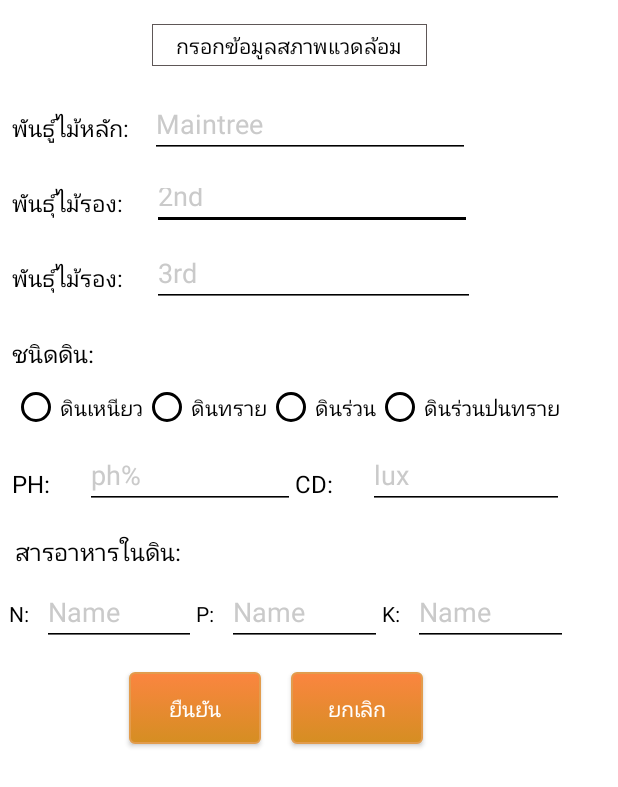
After one commit to cwm003/InCube, an Android app: the Programinput screen opened directly, with no data from a screen before it, on a phone screen of 412 x 824 dp. The commit adds this screen. Shown: the top 787 px of the screen. Run offline under Robolectric (Android 15) with nearby library versions, the phone set to English and light mode, and no system bars.

Commit message:
new input form

```diff
--- a/app/src/main/AndroidManifest.xml
+++ b/app/src/main/AndroidManifest.xml
@@ -39,6 +39,7 @@
             </intent-filter>
         </activity>
         <activity android:name=".MapsActivity" />
+        <activity android:name=".Programinput"></activity>
     </application>
 
 </manifest>
--- a/app/src/main/java/com/cwm/incube/MapsActivity.java
+++ b/app/src/main/java/com/cwm/incube/MapsActivity.java
@@ -1,5 +1,6 @@
 package com.cwm.incube;
 
+import android.content.Intent;
 import android.graphics.Color;
 import android.os.Bundle;
 import android.Manifest;
@@ -12,6 +13,9 @@ import android.support.v4.app.ActivityCompat;
 import android.support.v4.app.FragmentActivity;
 import android.support.v4.content.ContextCompat;
 import android.util.Log;
+import android.view.View;
+import android.widget.Button;
+
 import com.google.android.gms.maps.GoogleMap;
 import com.google.android.gms.maps.model.LatLng;
 import com.google.android.gms.maps.OnMapReadyCallback;
@@ -47,6 +51,14 @@ public class MapsActivity extends FragmentActivity implements OnMapReadyCallback
         setContentView(R.layout.activity_maps);
         SupportMapFragment mapFragment = (SupportMapFragment) getSupportFragmentManager().findFragmentById(map);
         mapFragment.getMapAsync(this);
+        Button _toinputprogram =(Button)findViewById(R.id.button4) ;
+        _toinputprogram.setOnClickListener(new View.OnClickListener() {
+            @Override
+            public void onClick(View view) {
+                Intent x =new Intent(getApplicationContext(),Programinput.class) ;
+                startActivity(x);
+            }
+        });
     }
 
     @Override
--- /dev/null
+++ b/app/src/main/java/com/cwm/incube/Programinput.java
@@ -0,0 +1,13 @@
+package com.cwm.incube;
+
+import android.support.v7.app.AppCompatActivity;
+import android.os.Bundle;
+
+public class Programinput extends AppCompatActivity {
+
+    @Override
+    protected void onCreate(Bundle savedInstanceState) {
+        super.onCreate(savedInstanceState);
+        setContentView(R.layout.activity_programinput);
+    }
+}
--- a/app/src/main/res/layout/activity_maps.xml
+++ b/app/src/main/res/layout/activity_maps.xml
@@ -1,8 +1,37 @@
-<fragment xmlns:android="http://schemas.android.com/apk/res/android"
-    xmlns:map="http://schemas.android.com/apk/res-auto"
+<?xml version="1.0" encoding="utf-8"?>
+<android.support.constraint.ConstraintLayout xmlns:android="http://schemas.android.com/apk/res/android"
+    xmlns:app="http://schemas.android.com/apk/res-auto"
     xmlns:tools="http://schemas.android.com/tools"
-    android:id="@+id/map"
-    android:name="com.google.android.gms.maps.SupportMapFragment"
     android:layout_width="match_parent"
     android:layout_height="match_parent"
-    tools:context="com.cwm.incube.MapsActivity" />
+    android:background="#FFFFFF"
+    tools:context="com.cwm.incube.MapsActivity">
+
+    <fragment
+        android:id="@+id/map"
+        android:name="com.google.android.gms.maps.SupportMapFragment"
+        android:layout_width="355dp"
+        android:layout_height="459dp"
+        android:layout_weight="1"
+        tools:context=".MapsActivity"
+        app:layout_constraintTop_toTopOf="parent"
+        android:layout_marginTop="26dp"
+        android:layout_marginLeft="8dp"
+        app:layout_constraintLeft_toLeftOf="parent"
+        android:layout_marginRight="8dp"
+        app:layout_constraintRight_toRightOf="parent"
+        app:layout_constraintHorizontal_bias="0.538" />
+
+    <Button
+        android:id="@+id/button4"
+        android:layout_width="wrap_content"
+        android:layout_height="wrap_content"
+        android:text="เสร็จสิ้น"
+        android:layout_marginRight="2dp"
+        android:background="@drawable/borderbutton"
+        app:layout_constraintRight_toRightOf="@+id/map"
+        android:layout_marginTop="18dp"
+        app:layout_constraintTop_toBottomOf="@+id/map" />
+
+
+</android.support.constraint.ConstraintLayout>
--- /dev/null
+++ b/app/src/main/res/layout/activity_programinput.xml
@@ -0,0 +1,335 @@
+<?xml version="1.0" encoding="utf-8"?>
+<android.support.constraint.ConstraintLayout xmlns:android="http://schemas.android.com/apk/res/android"
+    xmlns:app="http://schemas.android.com/apk/res-auto"
+    xmlns:tools="http://schemas.android.com/tools"
+    android:layout_width="match_parent"
+    android:layout_height="match_parent"
+    android:background="#FFFFFF"
+    tools:context="com.cwm.incube.MapsActivity">
+
+    <TextView
+        android:id="@+id/textView3"
+        android:layout_width="80dp"
+        android:layout_height="40dp"
+        android:gravity="center_vertical"
+        android:text="พันธ์ุไม้รอง:"
+        android:textColor="#000000"
+        android:textSize="15dp"
+        app:layout_constraintHorizontal_weight="1"
+        android:layout_marginTop="10dp"
+        app:layout_constraintTop_toBottomOf="@+id/textView10"
+        android:layout_marginLeft="0dp"
+        app:layout_constraintLeft_toLeftOf="@+id/textView10" />
+
+    <TextView
+        android:id="@+id/textView10"
+        android:layout_width="80dp"
+        android:layout_height="40dp"
+        android:layout_marginTop="10dp"
+        android:gravity="center_vertical"
+        android:text="พันธ์ุไม้รอง:"
+        android:textColor="#000000"
+        android:textSize="15dp"
+        app:layout_constraintHorizontal_weight="1"
+        app:layout_constraintLeft_toLeftOf="@+id/textView2"
+        app:layout_constraintTop_toBottomOf="@+id/textView2" />
+
+    <EditText
+        android:id="@+id/editText8"
+        android:layout_width="213dp"
+        android:layout_height="38dp"
+        android:layout_marginTop="10dp"
+        android:backgroundTint="#000000"
+        android:ems="10"
+        android:inputType="textPersonName"
+        android:hint="2nd"
+        android:textColor="#000000"
+        android:textColorHint="#cacaca"
+        app:layout_constraintLeft_toLeftOf="@+id/editText3"
+        app:layout_constraintTop_toBottomOf="@+id/editText3"
+        android:layout_marginLeft="1dp" />
+
+    <TextView
+        android:id="@+id/textView"
+        android:layout_width="183dp"
+        android:layout_height="28dp"
+        android:text="กรอกข้อมูลสภาพแวดล้อม"
+        android:textColor="#000000"
+        android:gravity="center"
+        android:background="@drawable/bordercolorblack"
+        app:layout_constraintTop_toTopOf="parent"
+        android:layout_marginTop="16dp"
+        android:layout_marginLeft="101dp"
+        app:layout_constraintLeft_toLeftOf="parent"
+        tools:ignore="HardcodedText"
+        android:layout_marginStart="101dp" />
+
+    <TextView
+        android:id="@+id/textView2"
+        android:layout_width="80dp"
+        android:layout_height="40dp"
+        android:layout_marginLeft="8dp"
+        android:layout_marginTop="21dp"
+        android:gravity="center_vertical"
+        android:text="พันธ์ูไม้หลัก:"
+        android:textColor="#000000"
+        android:textSize="15dp"
+        app:layout_constraintHorizontal_weight="1"
+        app:layout_constraintLeft_toLeftOf="parent"
+        app:layout_constraintTop_toBottomOf="@+id/textView"
+        android:layout_marginStart="8dp" />
+
+    <EditText
+        android:id="@+id/editText2"
+        android:layout_width="215dp"
+        android:layout_height="41dp"
+        android:layout_marginLeft="0dp"
+        android:layout_marginTop="10dp"
+        android:backgroundTint="#000000"
+        android:inputType="textPersonName"
+        android:textColor="#000000"
+        android:hint="3rd"
+        android:textColorHint="#cacaca"
+        app:layout_constraintLeft_toLeftOf="@+id/editText8"
+        app:layout_constraintTop_toBottomOf="@+id/editText8" />
+
+    <EditText
+        android:id="@+id/editText3"
+        android:layout_width="213dp"
+        android:layout_height="40dp"
+        android:hint="Maintree"
+        android:textColorHint="#cacaca"
+        android:textColor="#000000"
+        android:layout_marginTop="21dp"
+        app:layout_constraintTop_toBottomOf="@+id/textView"
+        app:layout_constraintLeft_toRightOf="@+id/textView2"
+        android:layout_marginLeft="12dp"
+        android:layout_marginRight="8dp"
+        android:backgroundTint="#000000"
+        app:layout_constraintRight_toRightOf="parent"
+        app:layout_constraintHorizontal_bias="0.0"
+        android:layout_marginStart="12dp"
+        android:layout_marginEnd="8dp" />
+
+    <TextView
+        android:id="@+id/textView4"
+        android:layout_width="80dp"
+        android:layout_height="40dp"
+        android:gravity="center_vertical"
+        android:text="ชนิดดิน:"
+        android:textColor="#000000"
+        android:textSize="16sp"
+        android:layout_marginTop="10dp"
+        app:layout_constraintTop_toBottomOf="@+id/textView3"
+        android:layout_marginLeft="0dp"
+        app:layout_constraintLeft_toLeftOf="@+id/textView3" />
+
+    <RadioGroup
+        android:id="@+id/radioGroup1"
+        android:layout_width="wrap_content"
+        android:layout_height="wrap_content"
+
+        android:orientation="horizontal"
+        app:layout_constraintLeft_toLeftOf="@+id/textView4"
+        app:layout_constraintTop_toBottomOf="@+id/textView4">
+
+        <RadioButton
+            android:id="@+id/radio1"
+            android:layout_width="wrap_content"
+            android:layout_height="wrap_content"
+            android:layout_weight="1"
+            android:checked="false"
+            android:buttonTint="#000000"
+            android:textColor="#000000"
+            android:text="ดินเหนียว" />
+
+        <RadioButton
+            android:id="@+id/radio2"
+            android:layout_width="wrap_content"
+            android:layout_height="wrap_content"
+            android:layout_weight="1"
+            android:checked="false"
+            android:buttonTint="#000000"
+            android:textColor="#000000"
+            android:text="ดินทราย" />
+
+        <RadioButton
+            android:id="@+id/radio3"
+            android:layout_width="wrap_content"
+            android:layout_height="wrap_content"
+            android:layout_weight="1"
+            android:checked="false"
+            android:buttonTint="#000000"
+            android:textColor="#000000"
+            android:text="ดินร่วน" />
+
+        <RadioButton
+            android:id="@+id/radio4"
+            android:layout_width="wrap_content"
+            android:layout_height="wrap_content"
+            android:layout_weight="1"
+            android:checked="false"
+            android:buttonTint="#000000"
+            android:textColor="#000000"
+            android:text="ดินร่วนปนทราย" />
+    </RadioGroup>
+
+    <LinearLayout
+        android:id="@+id/linearLayout"
+        android:layout_width="368dp"
+        android:layout_height="40dp"
+        android:layout_marginTop="12dp"
+        android:orientation="horizontal"
+        app:layout_constraintLeft_toLeftOf="@+id/radioGroup1"
+        app:layout_constraintTop_toBottomOf="@+id/radioGroup1">
+
+        <TextView
+            android:id="@+id/textView11"
+            android:layout_width="wrap_content"
+            android:layout_height="wrap_content"
+            android:layout_weight="0.1"
+            android:textSize="16sp"
+            android:textColor="#000000"
+            android:text="PH: " />
+
+        <EditText
+            android:id="@+id/editText9"
+            android:layout_width="wrap_content"
+            android:layout_height="wrap_content"
+            android:layout_weight="0.5"
+            android:inputType="textPersonName"
+            android:hint="ph%"
+            android:textColorHint="#cacaca"
+            android:backgroundTint="#000000"
+            android:textColor="#000000"
+            />
+
+        <TextView
+            android:id="@+id/textView12"
+            android:layout_width="wrap_content"
+            android:layout_height="wrap_content"
+            android:layout_weight="0.1"
+            android:textSize="16sp"
+            android:textColor="#000000"
+            android:backgroundTint="#000000"
+            android:text="CD: " />
+
+        <EditText
+            android:id="@+id/editText10"
+            android:layout_width="wrap_content"
+            android:layout_height="wrap_content"
+            android:layout_weight="0.5"
+            android:inputType="textPersonName"
+            android:hint="lux"
+            android:backgroundTint="#000000"
+            android:textColor="#000000"
+            android:textColorHint="#cacaca"
+            />
+    </LinearLayout>
+
+    <LinearLayout
+        android:layout_width="373dp"
+        android:layout_height="45dp"
+        android:orientation="horizontal"
+        android:layout_marginTop="0dp"
+        app:layout_constraintTop_toBottomOf="@+id/textView9"
+        android:layout_marginLeft="-2dp"
+        app:layout_constraintLeft_toLeftOf="@+id/textView9"
+        android:id="@+id/linearLayout2">
+
+        <TextView
+            android:id="@+id/textView6"
+            android:layout_width="wrap_content"
+            android:layout_height="wrap_content"
+            android:layout_weight="0.1"
+            android:textColor="#000000"
+            android:text="N: " />
+
+        <EditText
+            android:id="@+id/editText4"
+            android:layout_width="wrap_content"
+            android:layout_height="wrap_content"
+            android:layout_weight="0.8"
+            android:inputType="textPersonName"
+            android:hint="Name"
+            android:textColorHint="#cacaca"
+            android:backgroundTint="#000000"
+            android:textColor="#000000"
+             />
+
+        <TextView
+            android:id="@+id/textView7"
+            android:layout_width="wrap_content"
+            android:layout_height="wrap_content"
+            android:layout_weight="0.1"
+            android:textColor="#000000"
+            android:text="P: " />
+
+        <EditText
+            android:id="@+id/editText5"
+            android:layout_width="wrap_content"
+            android:layout_height="wrap_content"
+            android:layout_weight="0.8"
+            android:textColor="#000000"
+            android:inputType="textPersonName"
+            android:backgroundTint="#000000"
+            android:hint="Name"
+            android:textColorHint="#cacaca"/>
+
+        <TextView
+            android:id="@+id/textView8"
+            android:layout_width="wrap_content"
+            android:layout_height="wrap_content"
+            android:layout_weight="0.1"
+            android:textColor="#000000"
+            android:text="K: " />
+
+        <EditText
+            android:id="@+id/editText6"
+            android:layout_width="wrap_content"
+            android:layout_height="wrap_content"
+            android:layout_weight="0.8"
+            android:textColor="#000000"
+            android:inputType="textPersonName"
+            android:backgroundTint="#000000"
+            android:hint="Name"
+            android:textColorHint="#cacaca"/>
+    </LinearLayout>
+
+    <TextView
+        android:id="@+id/textView9"
+        android:layout_width="115dp"
+        android:layout_height="36dp"
+        android:layout_marginLeft="0dp"
+        android:layout_marginTop="10dp"
+        android:text="สารอาหารในดิน:"
+        android:textColor="#000000"
+        android:gravity="center"
+        android:textSize="16sp"
+        app:layout_constraintLeft_toLeftOf="@+id/linearLayout"
+        app:layout_constraintTop_toBottomOf="@+id/linearLayout" />
+
+    <Button
+        android:id="@+id/button2"
+        android:layout_width="wrap_content"
+        android:layout_height="wrap_content"
+        android:layout_marginLeft="80dp"
+        android:layout_marginTop="17dp"
+        android:text="ยืนยัน"
+        android:background="@drawable/borderbutton"
+        app:layout_constraintLeft_toLeftOf="@+id/linearLayout2"
+        app:layout_constraintTop_toBottomOf="@+id/linearLayout2" />
+
+    <Button
+        android:id="@+id/button3"
+        android:layout_width="wrap_content"
+        android:layout_height="wrap_content"
+        android:layout_marginRight="97dp"
+        android:layout_marginTop="17dp"
+        android:text="ยกเลิก"
+        android:background="@drawable/borderbutton"
+        app:layout_constraintRight_toRightOf="@+id/linearLayout2"
+        app:layout_constraintTop_toBottomOf="@+id/linearLayout2" />
+
+
+</android.support.constraint.ConstraintLayout>
```
